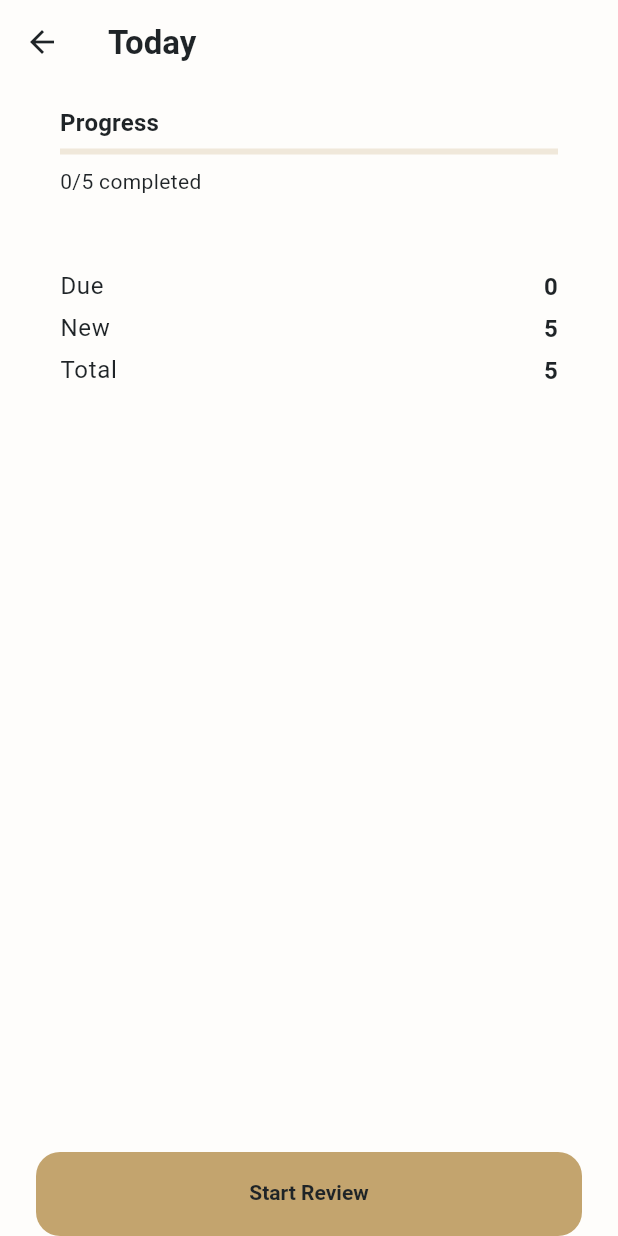
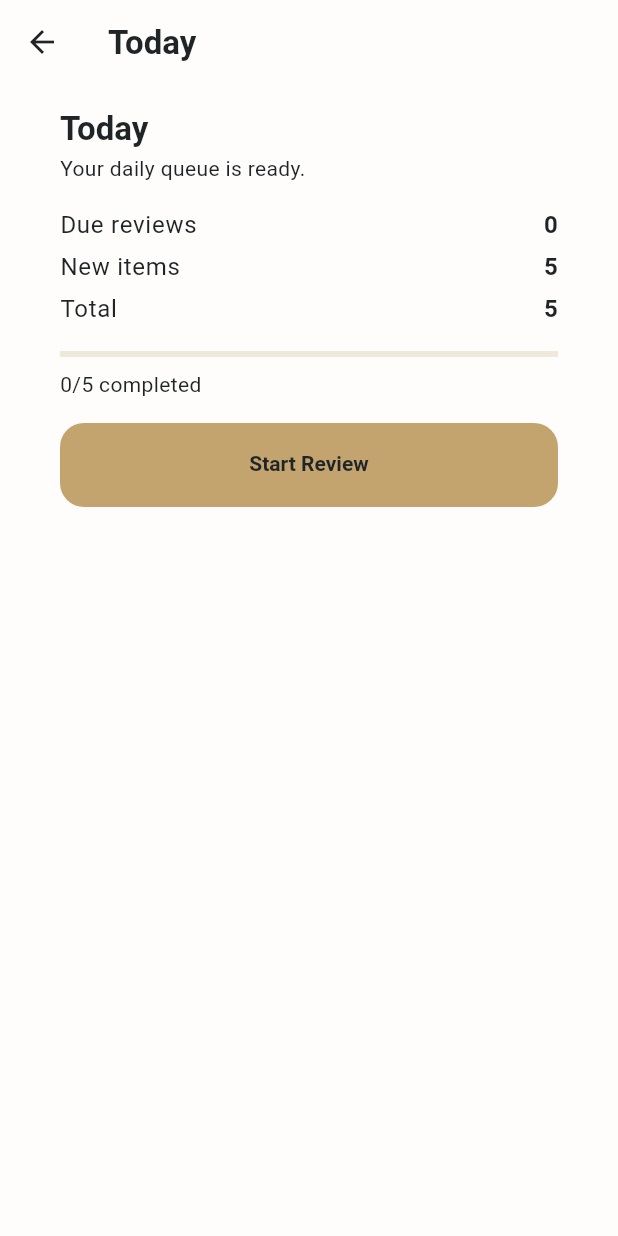
Before and after one commit to EngYoussefElghanam/ThikrSpace, a Flutter app: the TodayPage screen opened by its route, on a phone screen of 412 x 824 dp. Run offline on Flutter 3.47's test engine with Material 3 defaults, Android fonts, the phone set to English and light mode, and no system bars; our stand-ins replace cloud_firestore, firebase_auth, firebase_core, flutter_bloc, google_sign_in, hive_flutter; accounts and stored records are empty; generated files the repository leaves out were written again.

Commit message:
Polish Today daily loop and fix review submit/completion flow

```diff
--- a/lib/core/theme/app_colors.dart
+++ b/lib/core/theme/app_colors.dart
@@ -32,6 +32,9 @@ class AppColors {
   // Status
   static const Color errorLight = Color(0xFFB3261E);
   static const Color errorDark = Color(0xFFFFB4AB);
+
+  static const Color successLight = Color(0xFF2E7D32);
+  static const Color successDark = Color(0xFF81C784);
 
   static const ColorScheme lightScheme = ColorScheme.light(
     // Brand actions / accents
--- a/lib/features/access_gate/presentation/pages/access_gate_page.dart
+++ b/lib/features/access_gate/presentation/pages/access_gate_page.dart
@@ -36,7 +36,7 @@ class _AccessGatePageState extends State<AccessGatePage> {
           if (state is AccessGateNeedsOnboarding) {
             Navigator.of(context).pushReplacementNamed(AppRoutes.onBoarding);
           } else if (state is AccessGateAllowed) {
-            Navigator.of(context).pushReplacementNamed(AppRoutes.devHome);
+            Navigator.of(context).pushReplacementNamed(AppRoutes.today);
           } else if (state is AccessGateError) {
             ScaffoldMessenger.of(context).showSnackBar(
               SnackBar(
--- a/lib/features/onboarding/presentation/pages/onboarding_page.dart
+++ b/lib/features/onboarding/presentation/pages/onboarding_page.dart
@@ -130,7 +130,7 @@ class _OnboardingPageState extends State<OnboardingPage> {
               SnackBar(content: Text(state.message)),
             );
           } else if (state is OnboardingSuccess) {
-            Navigator.of(context).pushReplacementNamed(AppRoutes.devHome);
+            Navigator.of(context).pushReplacementNamed(AppRoutes.today);
           }
         },
         builder: (context, state) {
--- a/lib/features/today/presentation/cubit/today_state.dart
+++ b/lib/features/today/presentation/cubit/today_state.dart
@@ -10,6 +10,7 @@ class TodayLoaded extends TodayState {
   final String dayKey;
   final TodayQueueResult rawQueue;
   final List<AyahRef> sessionQueue;
+  final List<AyahRef> overflowDueQueue;
   final int completedCount;
   final int totalCount;
   final bool hasSnapshot;
@@ -19,11 +20,17 @@ class TodayLoaded extends TodayState {
     required this.dayKey,
     required this.rawQueue,
     required this.sessionQueue,
+    required this.overflowDueQueue,
     required this.completedCount,
     required this.totalCount,
     required this.hasSnapshot,
     required this.snapshot,
   });
+
+  int get dueCount => rawQueue.dueQueue.length;
+  int get newCount => rawQueue.newQueue.length;
+  bool get isCompleted => totalCount > 0 && completedCount >= totalCount;
+  bool get hasOverflowDue => overflowDueQueue.isNotEmpty;
 }
 
 class TodayError extends TodayState {
--- a/lib/features/today/presentation/pages/today_page.dart
+++ b/lib/features/today/presentation/pages/today_page.dart
@@ -1,11 +1,14 @@
 import 'package:flutter/material.dart';
 import 'package:flutter_bloc/flutter_bloc.dart';
 
+import '../../../../core/theme/app_colors.dart';
 import '../../../../core/theme/app_spacing.dart';
 import '../../../../core/ui/app_buttons.dart';
 import '../../../../core/ui/app_card.dart';
 import '../../../../core/ui/app_scaffold.dart';
 import '../../../../core/ui/app_states.dart';
+import '../../../review/domain/entities/queue_entities.dart';
+import '../../../review_session/domain/entities/session_snapshot.dart';
 import '../../../review_session/presentation/pages/review_session_page.dart';
 import '../cubit/today_cubit.dart';
 
@@ -44,9 +47,7 @@ class _TodayPageState extends State<TodayPage> {
             return const EmptyState(message: 'No ayahs queued for today.');
           }
 
-          final progress = loaded.totalCount == 0
-              ? 0.0
-              : loaded.completedCount / loaded.totalCount;
+          final progress = loaded.completedCount / loaded.totalCount;
 
           return Column(
             crossAxisAlignment: CrossAxisAlignment.stretch,
@@ -55,53 +56,108 @@ class _TodayPageState extends State<TodayPage> {
                 child: Column(
                   crossAxisAlignment: CrossAxisAlignment.stretch,
                   children: [
-                    Text('Progress', style: Theme.of(context).textTheme.titleMedium),
-                    const SizedBox(height: AppSpacing.sm),
-                    LinearProgressIndicator(value: progress),
+                    Text('Today', style: Theme.of(context).textTheme.titleLarge),
+                    const SizedBox(height: AppSpacing.xs),
+                    Text(
+                      'Your daily queue is ready.',
+                      style: Theme.of(context).textTheme.bodyMedium,
+                    ),
+                    const SizedBox(height: AppSpacing.md),
+                    _CountRow(label: 'Due reviews', count: loaded.dueCount),
+                    const SizedBox(height: AppSpacing.xs),
+                    _CountRow(label: 'New items', count: loaded.newCount),
+                    const SizedBox(height: AppSpacing.xs),
+                    _CountRow(label: 'Total', count: loaded.totalCount),
+                    const SizedBox(height: AppSpacing.md),
+                    LinearProgressIndicator(value: progress.clamp(0, 1)),
                     const SizedBox(height: AppSpacing.sm),
                     Text(
                       '${loaded.completedCount}/${loaded.totalCount} completed',
                       style: Theme.of(context).textTheme.bodyMedium,
                     ),
+                    const SizedBox(height: AppSpacing.md),
+                    if (loaded.isCompleted) ...[
+                      Row(
+                        children: [
+                          const Icon(Icons.check_circle,
+                              color: AppColors.successLight),
+                          const SizedBox(width: AppSpacing.sm),
+                          Text(
+                            'Today\'s goal complete',
+                            style: Theme.of(context).textTheme.titleMedium,
+                          ),
+                        ],
+                      ),
+                      const SizedBox(height: AppSpacing.md),
+                    ],
+                    PrimaryButton(
+                      text: loaded.hasSnapshot ? 'Resume Review' : 'Start Review',
+                      onPressed: () => _openReviewSession(
+                        context: context,
+                        loaded: loaded,
+                        queue: loaded.sessionQueue,
+                        snapshot: loaded.snapshot,
+                        isExtraMode: false,
+                      ),
+                    ),
+                    if (loaded.isCompleted && loaded.hasOverflowDue) ...[
+                      const SizedBox(height: AppSpacing.sm),
+                      SecondaryButton(
+                        text: 'Keep going (optional)',
+                        onPressed: () => _openReviewSession(
+                          context: context,
+                          loaded: loaded,
+                          queue: loaded.overflowDueQueue,
+                          snapshot: null,
+                          isExtraMode: true,
+                        ),
+                      ),
+                    ],
                   ],
                 ),
-              ),
-              const SizedBox(height: AppSpacing.md),
-              AppCard(
-                child: Column(
-                  crossAxisAlignment: CrossAxisAlignment.stretch,
-                  children: [
-                    _CountRow(label: 'Due', count: loaded.rawQueue.dueQueue.length),
-                    const SizedBox(height: AppSpacing.xs),
-                    _CountRow(label: 'New', count: loaded.rawQueue.newQueue.length),
-                    const SizedBox(height: AppSpacing.xs),
-                    _CountRow(label: 'Total', count: loaded.totalCount),
-                  ],
-                ),
-              ),
-              const Spacer(),
-              PrimaryButton(
-                text: loaded.hasSnapshot ? 'Resume Review' : 'Start Review',
-                onPressed: () async {
-                  await Navigator.of(context).push(
-                    MaterialPageRoute(
-                      builder: (_) => ReviewSessionPage(
-                        dayKey: loaded.dayKey,
-                        queue: loaded.sessionQueue,
-                        snapshot: loaded.snapshot,
-                      ),
-                    ),
-                  );
-                  if (mounted) {
-                    context.read<TodayCubit>().loadTodayQueue();
-                  }
-                },
               ),
             ],
           );
         },
       ),
     );
+  }
+
+  Future<void> _openReviewSession({
+    required BuildContext context,
+    required TodayLoaded loaded,
+    required List<AyahRef> queue,
+    required bool isExtraMode,
+    required SessionSnapshot? snapshot,
+  }) async {
+    final result = await Navigator.of(context).push(
+      MaterialPageRoute(
+        builder: (_) => ReviewSessionPage(
+          dayKey: loaded.dayKey,
+          queue: queue,
+          snapshot: snapshot,
+          isExtraMode: isExtraMode,
+          hasOptionalOverflow: loaded.hasOverflowDue,
+        ),
+      ),
+    );
+
+    if (!mounted) {
+      return;
+    }
+
+    if (result == ReviewSessionPage.keepGoingOptionalResult && !isExtraMode) {
+      await _openReviewSession(
+        context: context,
+        loaded: loaded,
+        queue: loaded.overflowDueQueue,
+        isExtraMode: true,
+        snapshot: null,
+      );
+      return;
+    }
+
+    context.read<TodayCubit>().loadTodayQueue();
   }
 }
 
```
Also changed, not shown: lib/features/review_session/presentation/pages/review_session_page.dart (+90 -12 lines), lib/features/today/presentation/cubit/today_cubit.dart (+20 -0 lines).
